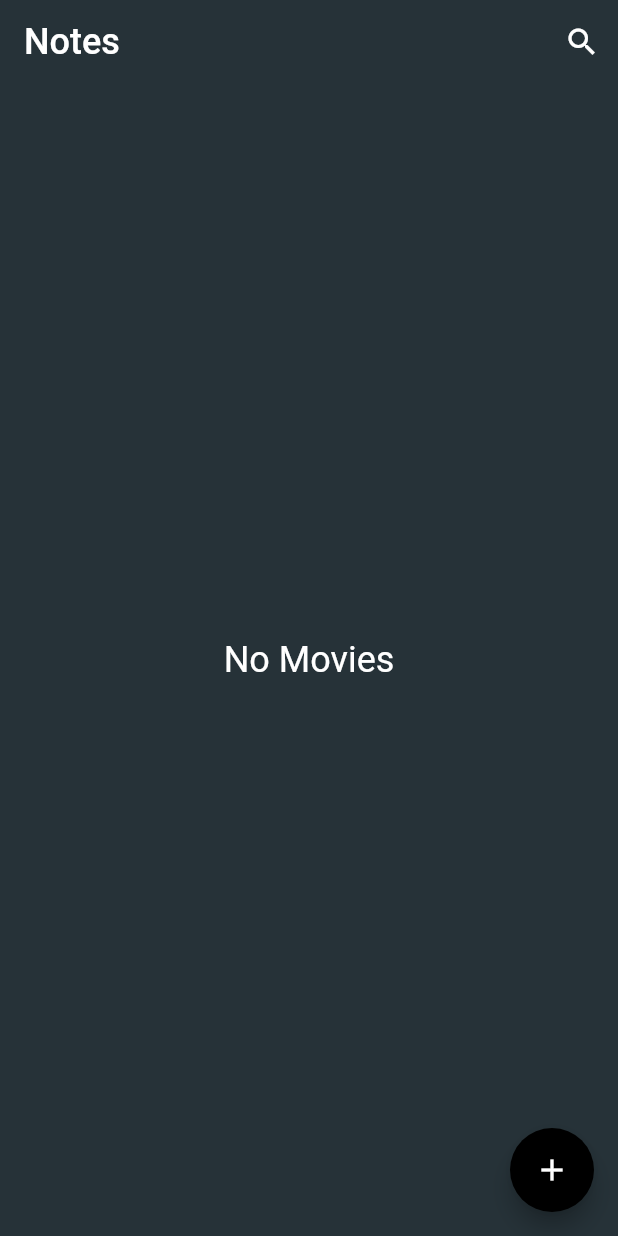
After one commit to rahul6975/Save-Karo, a Flutter app: the screen it shows after launch, on a phone screen of 412 x 824 dp. The commit adds this screen. Run offline on Flutter 3.47's test engine with Material 2 defaults, Android fonts, the light colour scheme and no system bars; our stand-ins replace sqflite; accounts and stored records are empty.

Commit message:
movies page created

```diff
--- a/save_karo/lib/main.dart
+++ b/save_karo/lib/main.dart
@@ -1,26 +1,33 @@
 import 'package:flutter/material.dart';
+import 'package:flutter/services.dart';
+import 'package:save_karo/page/MoviesPage.dart';
 
-void main() {
-  runApp(MaterialApp(
-    home: MyApp(),
-  ));
+Future main() async {
+  WidgetsFlutterBinding.ensureInitialized();
+  await SystemChrome.setPreferredOrientations([
+    DeviceOrientation.portraitUp,
+    DeviceOrientation.portraitDown,
+  ]);
+
+  runApp(MyApp());
 }
 
-class MyApp extends StatefulWidget {
-  const MyApp({Key? key}) : super(key: key);
+class MyApp extends StatelessWidget {
+  static final String title = 'Movies SQLite';
 
   @override
-  _MyAppState createState() => _MyAppState();
+  Widget build(BuildContext context) => MaterialApp(
+        debugShowCheckedModeBanner: false,
+        title: title,
+        themeMode: ThemeMode.dark,
+        theme: ThemeData(
+          primaryColor: Colors.black,
+          scaffoldBackgroundColor: Colors.blueGrey.shade900,
+          appBarTheme: AppBarTheme(
+            backgroundColor: Colors.transparent,
+            elevation: 0,
+          ),
+        ),
+        home: MoviesPage(),
+      );
 }
-
-class _MyAppState extends State<MyApp> {
-  @override
-  Widget build(BuildContext context) {
-    return Scaffold(
-      appBar: AppBar(
-        title: Text("Save Karo"),
-      ),
-      body: LoginScreen(),
-    );
-  }
-}
--- /dev/null
+++ b/save_karo/lib/page/MoviesPage.dart
@@ -0,0 +1,94 @@
+import 'package:flutter/material.dart';
+import 'package:flutter_staggered_grid_view/flutter_staggered_grid_view.dart';
+import 'package:save_karo/db/MoviesDatabase.dart';
+import 'package:save_karo/model/Movies.dart';
+import 'package:save_karo/widget/MovieCardWidget.dart';
+
+import 'AddEditMoviePage.dart';
+import 'MovieDetailPage.dart';
+
+class MoviesPage extends StatefulWidget {
+  @override
+  _MoviesPageState createState() => _MoviesPageState();
+}
+
+class _MoviesPageState extends State<MoviesPage> {
+  late List<Movies> movies;
+  bool isLoading = false;
+
+  @override
+  void initState() {
+    super.initState();
+    refreshMovies();
+  }
+
+  @override
+  void dispose() {
+    MoviesDatabase.instance.close();
+
+    super.dispose();
+  }
+
+  Future refreshMovies() async {
+    setState(() => isLoading = true);
+
+    this.movies = await MoviesDatabase.instance.readAllMovies();
+
+    setState(() => isLoading = false);
+  }
+
+  @override
+  Widget build(BuildContext context) => Scaffold(
+        appBar: AppBar(
+          title: Text(
+            'Notes',
+            style: TextStyle(fontSize: 24),
+          ),
+          actions: [Icon(Icons.search), SizedBox(width: 12)],
+        ),
+        body: Center(
+          child: isLoading
+              ? CircularProgressIndicator()
+              : movies.isEmpty
+                  ? Text(
+                      'No Movies',
+                      style: TextStyle(color: Colors.white, fontSize: 24),
+                    )
+                  : buildNotes(),
+        ),
+        floatingActionButton: FloatingActionButton(
+          backgroundColor: Colors.black,
+          child: Icon(Icons.add),
+          onPressed: () async {
+            await Navigator.of(context).push(
+              MaterialPageRoute(builder: (context) => AddEditMoviePage()),
+            );
+
+            refreshMovies();
+          },
+        ),
+      );
+
+  Widget buildNotes() => StaggeredGridView.countBuilder(
+        padding: EdgeInsets.all(8),
+        itemCount: movies.length,
+        staggeredTileBuilder: (index) => StaggeredTile.fit(2),
+        crossAxisCount: 4,
+        mainAxisSpacing: 4,
+        crossAxisSpacing: 4,
+        itemBuilder: (context, index) {
+          final movie = movies[index];
+
+          return GestureDetector(
+            onTap: () async {
+              await Navigator.of(context).push(MaterialPageRoute(
+                builder: (context) => MovieDetailPage(movieId: movie.id!),
+              ));
+
+              refreshMovies();
+            },
+            child: MovieCardWidget(movies: movie, index: index),
+          );
+        },
+      );
+}
```
